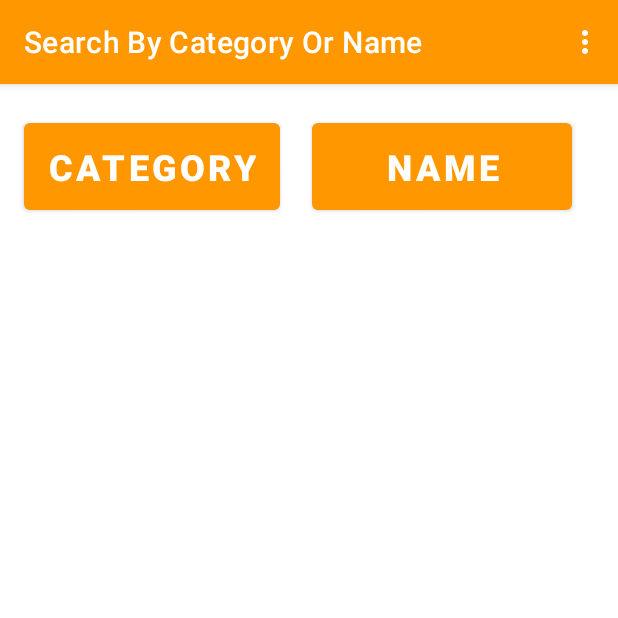
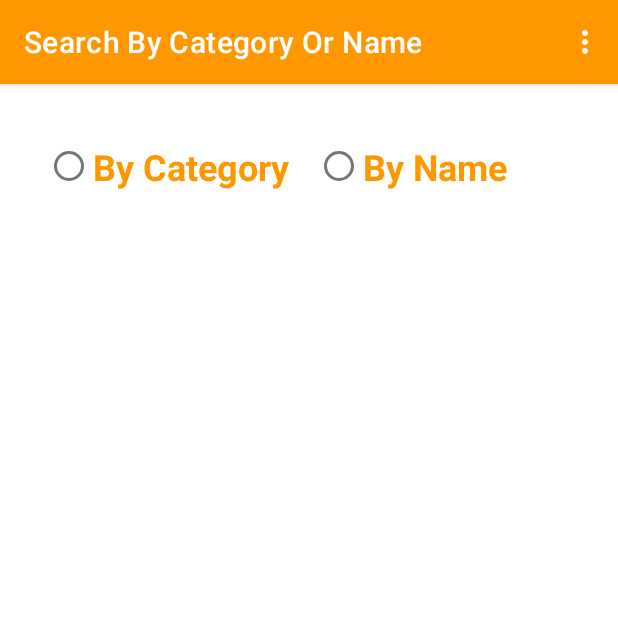
Before and after one commit to bannyadasrao/370FinalProject, an Android app: the MyItems screen opened directly, with no data from a screen before it, on a phone screen of 412 x 824 dp, the top half of it. Run offline under Robolectric (Android 15) with nearby library versions, the phone set to English and light mode, and no system bars; Roboto replaces fonts that are not available here.

Commit message:
Modify search pages

```diff
--- a/GLM/app/src/main/AndroidManifest.xml
+++ b/GLM/app/src/main/AndroidManifest.xml
@@ -24,7 +24,7 @@
             android:label="Add Item With Quantity" />
         <activity
             android:name=".searchItemName"
-            android:label="Items List" />
+            android:label="Search..." />
         <activity
             android:name=".searchCategory"
             android:label="Search By Category" />
--- a/GLM/app/src/main/res/layout/activity_my_items.xml
+++ b/GLM/app/src/main/res/layout/activity_my_items.xml
@@ -6,24 +6,26 @@
     android:layout_height="match_parent"
     tools:context=".MyItems">
 
-    <Button
+    <RadioButton
         android:id="@+id/AddByCategory"
         android:layout_width="wrap_content"
         android:layout_height="70dp"
+        android:layout_marginLeft="30dp"
+        android:textColor="#FF9800"
         android:onClick="goSearchCategoryPage"
-        android:text="Category"
+        android:text="By Category"
         android:textSize="24sp"
         android:textStyle="bold"
-        android:layout_marginTop="20dp"
-        android:layout_marginLeft="16dp"/>
+        android:layout_marginTop="20dp"  />
 
-    <Button
+    <RadioButton
         android:id="@+id/AddByItemName"
         android:layout_width="173dp"
         android:layout_height="70dp"
-        android:layout_marginLeft="208dp"
+        android:layout_marginLeft="210dp"
+        android:textColor="#FF9800"
         android:onClick="goSearchItemNamePage"
-        android:text="Name"
+        android:text="By Name"
         android:textSize="24sp"
         android:textStyle="bold"
         android:layout_marginTop="20dp" />
```
